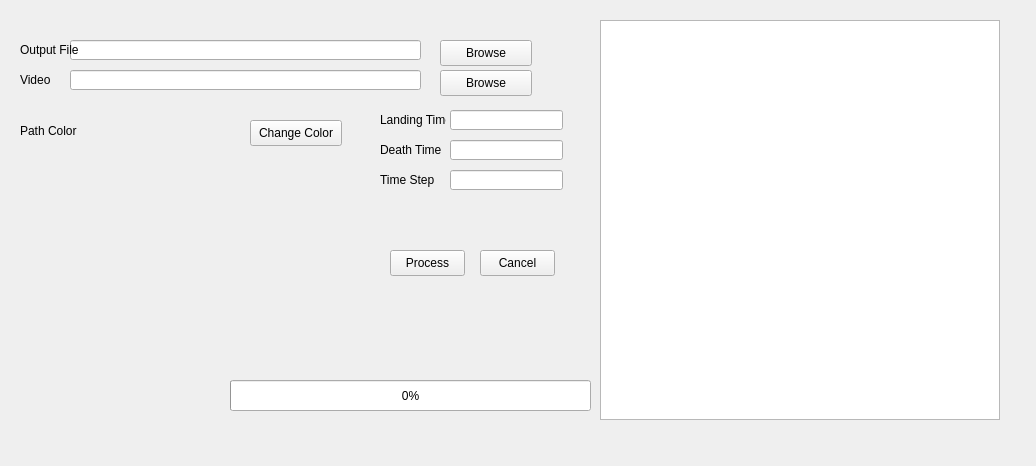
Old version of the form pubgis/pubgis_gui.ui in the repository andrewzwicky/PUBGIS.
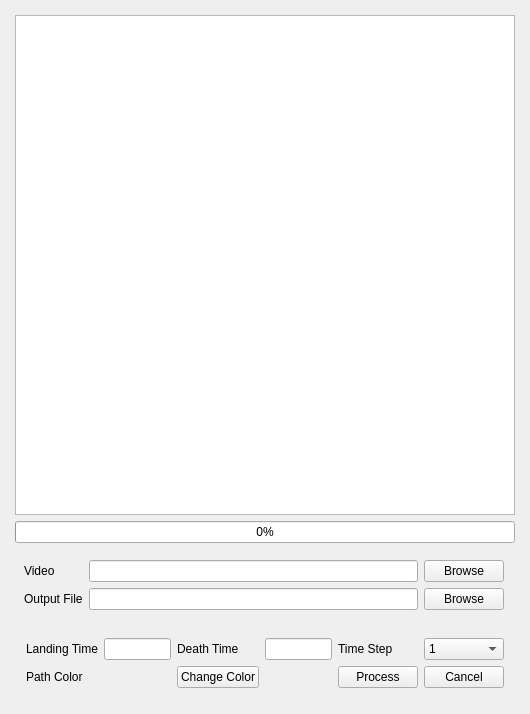
New version of the form.

```diff
--- a/pubgis/pubgis_gui.ui
+++ b/pubgis/pubgis_gui.ui
@@ -6,23 +6,57 @@
    <rect>
     <x>0</x>
     <y>0</y>
-    <width>1036</width>
-    <height>466</height>
+    <width>530</width>
+    <height>713</height>
    </rect>
   </property>
   <property name="windowTitle">
    <string>PUBGIS_GUI</string>
   </property>
   <widget class="QWidget" name="centralWidget">
+   <layout class="QVBoxLayout">
+    <property name="leftMargin">
+     <number>15</number>
+    </property>
+    <property name="topMargin">
+     <number>15</number>
+    </property>
+    <property name="rightMargin">
+     <number>15</number>
+    </property>
+    <property name="bottomMargin">
+     <number>15</number>
+    </property>
+    <item>
+     <widget class="QGraphicsView" name="map_creation_view">
+      <property name="sizePolicy">
+       <sizepolicy hsizetype="Fixed" vsizetype="Fixed">
+        <horstretch>0</horstretch>
+        <verstretch>0</verstretch>
+       </sizepolicy>
+      </property>
+      <property name="minimumSize">
+       <size>
+        <width>500</width>
+        <height>500</height>
+       </size>
+      </property>
+      <property name="maximumSize">
+       <size>
+        <width>500</width>
+        <height>500</height>
+       </size>
+      </property>
+      <property name="verticalScrollBarPolicy">
+       <enum>Qt::ScrollBarAlwaysOff</enum>
+      </property>
+      <property name="horizontalScrollBarPolicy">
+       <enum>Qt::ScrollBarAlwaysOff</enum>
+      </property>
+     </widget>
+    </item>
+    <item>
    <widget class="QProgressBar" name="progress_bar">
-    <property name="geometry">
-     <rect>
-      <x>230</x>
-      <y>380</y>
-      <width>361</width>
-      <height>31</height>
-     </rect>
-    </property>
     <property name="value">
      <number>0</number>
     </property>
@@ -30,235 +64,159 @@
      <enum>Qt::Horizontal</enum>
     </property>
    </widget>
-   <widget class="QPushButton" name="color_select_button">
-    <property name="geometry">
-     <rect>
-      <x>250</x>
-      <y>120</y>
-      <width>92</width>
-      <height>26</height>
-     </rect>
-    </property>
-    <property name="text">
-     <string>Change Color</string>
-    </property>
-   </widget>
-   <widget class="QWidget" name="path_color_preview" native="true">
-    <property name="geometry">
-     <rect>
-      <x>150</x>
-      <y>120</y>
-      <width>81</width>
-      <height>31</height>
-     </rect>
-    </property>
-    <property name="autoFillBackground">
-     <bool>true</bool>
-    </property>
-   </widget>
-   <widget class="QLabel" name="path_color_label">
-    <property name="geometry">
-     <rect>
-      <x>20</x>
-      <y>120</y>
-      <width>131</width>
-      <height>21</height>
-     </rect>
-    </property>
-    <property name="text">
-     <string>Path Color</string>
-    </property>
-   </widget>
-   <widget class="QPushButton" name="video_file_browse_button">
-    <property name="geometry">
-     <rect>
-      <x>440</x>
-      <y>70</y>
-      <width>92</width>
-      <height>26</height>
-     </rect>
-    </property>
-    <property name="text">
-     <string>Browse</string>
-    </property>
-   </widget>
+    </item>
+    <item>
+     <widget class="QWidget" name="widget" native="true">
+      <layout class="QGridLayout" name="gridLayout">
+       <property name="sizeConstraint">
+        <enum>QLayout::SetDefaultConstraint</enum>
+       </property>
+       <property name="leftMargin">
+        <number>9</number>
+       </property>
+       <item row="0" column="0">
    <widget class="QLabel" name="video_file_label">
-    <property name="geometry">
-     <rect>
-      <x>20</x>
-      <y>70</y>
-      <width>66</width>
-      <height>20</height>
-     </rect>
-    </property>
     <property name="text">
      <string>Video</string>
     </property>
    </widget>
-   <widget class="QLineEdit" name="video_file_edit">
-    <property name="geometry">
-     <rect>
-      <x>70</x>
-      <y>70</y>
-      <width>351</width>
-      <height>20</height>
-     </rect>
-    </property>
-   </widget>
-   <widget class="QLineEdit" name="landing_time_edit">
-    <property name="geometry">
-     <rect>
-      <x>450</x>
-      <y>110</y>
-      <width>113</width>
-      <height>20</height>
-     </rect>
-    </property>
-   </widget>
-   <widget class="QLabel" name="image_label_2">
-    <property name="geometry">
-     <rect>
-      <x>380</x>
-      <y>110</y>
-      <width>66</width>
-      <height>20</height>
-     </rect>
-    </property>
+       </item>
+       <item row="0" column="1">
+        <widget class="QLineEdit" name="video_file_edit"/>
+       </item>
+       <item row="0" column="2">
+        <widget class="QPushButton" name="video_file_browse_button">
+         <property name="text">
+          <string>Browse</string>
+         </property>
+        </widget>
+       </item>
+       <item row="1" column="0">
+        <widget class="QLabel" name="output_file_label">
+         <property name="text">
+          <string>Output File</string>
+         </property>
+        </widget>
+       </item>
+       <item row="1" column="1">
+        <widget class="QLineEdit" name="output_file_edit"/>
+       </item>
+       <item row="1" column="2">
+        <widget class="QPushButton" name="output_file_browse_button">
+         <property name="text">
+          <string>Browse</string>
+         </property>
+        </widget>
+       </item>
+      </layout>
+     </widget>
+    </item>
+    <item>
+     <widget class="QWidget" name="widget_2" native="true">
+      <layout class="QGridLayout" name="gridLayout_2">
+       <item row="3" column="0">
+        <widget class="QLabel" name="path_color_label">
     <property name="text">
-     <string>Landing Time</string>
-    </property>
-   </widget>
-   <widget class="QLineEdit" name="death_time_edit">
-    <property name="geometry">
-     <rect>
-      <x>450</x>
-      <y>140</y>
-      <width>113</width>
-      <height>20</height>
-     </rect>
-    </property>
-   </widget>
+          <string>Path Color</string>
+         </property>
+        </widget>
+       </item>
+       <item row="3" column="2">
+        <widget class="QPushButton" name="color_select_button">
+         <property name="text">
+          <string>Change Color</string>
+         </property>
+        </widget>
+       </item>
+       <item row="1" column="2">
    <widget class="QLabel" name="image_label_3">
-    <property name="geometry">
-     <rect>
-      <x>380</x>
-      <y>140</y>
-      <width>66</width>
-      <height>20</height>
-     </rect>
-    </property>
     <property name="text">
      <string>Death Time</string>
     </property>
    </widget>
-   <widget class="QLineEdit" name="time_step_edit">
-    <property name="geometry">
-     <rect>
-      <x>450</x>
-      <y>170</y>
-      <width>113</width>
-      <height>20</height>
-     </rect>
-    </property>
-    <property name="text">
-     <string/>
-    </property>
-   </widget>
-   <widget class="QLabel" name="image_label_4">
-    <property name="geometry">
-     <rect>
-      <x>380</x>
-      <y>170</y>
-      <width>66</width>
-      <height>20</height>
-     </rect>
-    </property>
-    <property name="text">
-     <string>Time Step</string>
-    </property>
-   </widget>
-   <widget class="QGraphicsView" name="map_creation_view">
-    <property name="geometry">
-     <rect>
-      <x>600</x>
-      <y>20</y>
-      <width>400</width>
-      <height>400</height>
-     </rect>
-    </property>
-   </widget>
+       </item>
+       <item row="3" column="5">
    <widget class="QPushButton" name="process_button">
-    <property name="geometry">
-     <rect>
-      <x>390</x>
-      <y>250</y>
-      <width>75</width>
-      <height>26</height>
-     </rect>
-    </property>
     <property name="text">
      <string>Process</string>
     </property>
    </widget>
-   <widget class="QLineEdit" name="output_file_edit">
-    <property name="geometry">
-     <rect>
-      <x>70</x>
-      <y>40</y>
-      <width>351</width>
-      <height>20</height>
-     </rect>
-    </property>
-   </widget>
-   <widget class="QPushButton" name="output_file_browse_button">
-    <property name="geometry">
-     <rect>
-      <x>440</x>
-      <y>40</y>
-      <width>92</width>
-      <height>26</height>
-     </rect>
-    </property>
+       </item>
+       <item row="1" column="3">
+        <widget class="QLineEdit" name="death_time_edit"/>
+       </item>
+       <item row="1" column="1">
+        <widget class="QLineEdit" name="landing_time_edit"/>
+       </item>
+       <item row="1" column="0">
+        <widget class="QLabel" name="image_label_2">
+         <property name="text">
+          <string>Landing Time</string>
+         </property>
+        </widget>
+       </item>
+       <item row="1" column="5">
+        <widget class="QLabel" name="image_label_4">
     <property name="text">
-     <string>Browse</string>
-    </property>
-   </widget>
-   <widget class="QLabel" name="output_file_label">
-    <property name="geometry">
-     <rect>
-      <x>20</x>
-      <y>40</y>
-      <width>66</width>
-      <height>20</height>
-     </rect>
-    </property>
+          <string>Time Step</string>
+         </property>
+        </widget>
+       </item>
+       <item row="1" column="6">
+        <widget class="QComboBox" name="time_step_combo">
+         <item>
+          <property name="text">
+           <string>1</string>
+          </property>
+         </item>
+         <item>
     <property name="text">
-     <string>Output File</string>
-    </property>
-   </widget>
+           <string>2</string>
+          </property>
+         </item>
+         <item>
+          <property name="text">
+           <string>5</string>
+          </property>
+         </item>
+         <item>
+          <property name="text">
+           <string>10</string>
+          </property>
+         </item>
+         <item>
+          <property name="text">
+           <string>15</string>
+          </property>
+         </item>
+         <item>
+          <property name="text">
+           <string>30</string>
+          </property>
+         </item>
+        </widget>
+       </item>
+       <item row="3" column="6">
    <widget class="QPushButton" name="cancel_button">
-    <property name="geometry">
-     <rect>
-      <x>480</x>
-      <y>250</y>
-      <width>75</width>
-      <height>26</height>
-     </rect>
-    </property>
     <property name="text">
      <string>Cancel</string>
     </property>
    </widget>
-  </widget>
-  <widget class="QMenuBar" name="menuBar">
-   <property name="geometry">
-    <rect>
-     <x>0</x>
-     <y>0</y>
-     <width>1036</width>
-     <height>21</height>
-    </rect>
-   </property>
+       </item>
+       <item row="3" column="1">
+        <widget class="QLabel" name="path_color_preview">
+         <property name="autoFillBackground">
+          <bool>true</bool>
+         </property>
+         <property name="text">
+          <string/>
+         </property>
+        </widget>
+       </item>
+      </layout>
+     </widget>
+    </item>
+   </layout>
   </widget>
  </widget>
  <layoutdefault spacing="6" margin="11"/>
```
Lines whose indentation alone changed are shown as unchanged.
